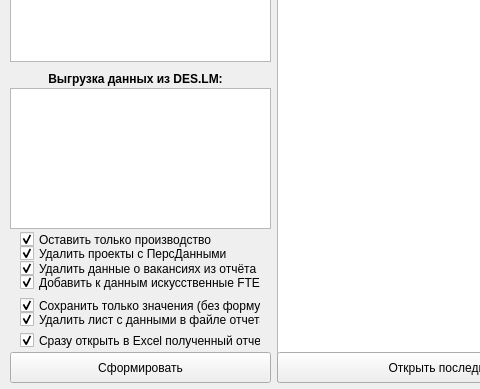
This is Qt5Project/Windows.ui in DIVIGL1/DES.LM.Reports as Qt 5 draws it before an edit; both pictures show x 0 to 480 and y 189 to 578 of the 795 by 578 pixel window. The edited form follows.
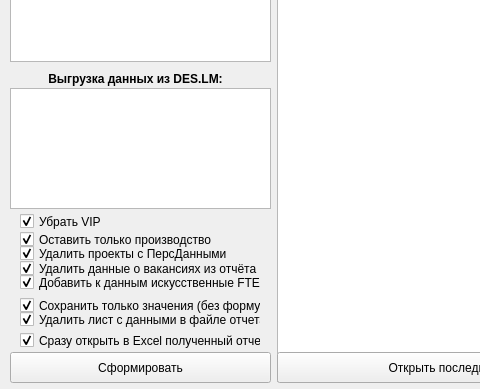
This is the edited form.

Commit message: Updated Qt5 form.

What changed in the file:
```diff
--- a/Qt5Project/Windows.ui
+++ b/Qt5Project/Windows.ui
@@ -147,7 +147,7 @@
       <x>10</x>
       <y>277</y>
       <width>261</width>
-      <height>141</height>
+      <height>121</height>
      </rect>
     </property>
     <property name="editTriggers">
@@ -440,6 +440,34 @@
      <bool>false</bool>
     </property>
    </widget>
+   <widget class="QCheckBox" name="checkBoxDeleteVIP">
+    <property name="enabled">
+     <bool>true</bool>
+    </property>
+    <property name="geometry">
+     <rect>
+      <x>20</x>
+      <y>400</y>
+      <width>221</width>
+      <height>21</height>
+     </rect>
+    </property>
+    <property name="sizePolicy">
+     <sizepolicy hsizetype="Minimum" vsizetype="Fixed">
+      <horstretch>0</horstretch>
+      <verstretch>0</verstretch>
+     </sizepolicy>
+    </property>
+    <property name="text">
+     <string>Убрать VIP</string>
+    </property>
+    <property name="checked">
+     <bool>true</bool>
+    </property>
+    <property name="autoRepeat">
+     <bool>false</bool>
+    </property>
+   </widget>
   </widget>
  </widget>
  <tabstops>
```
